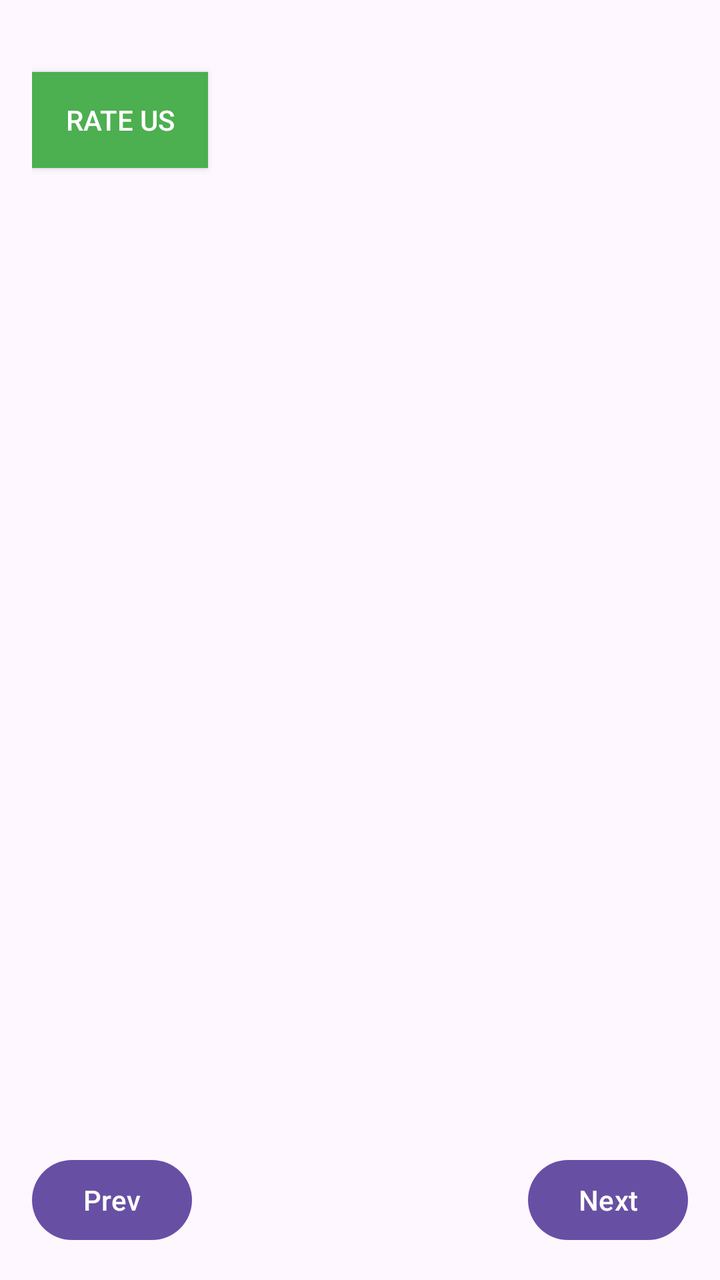
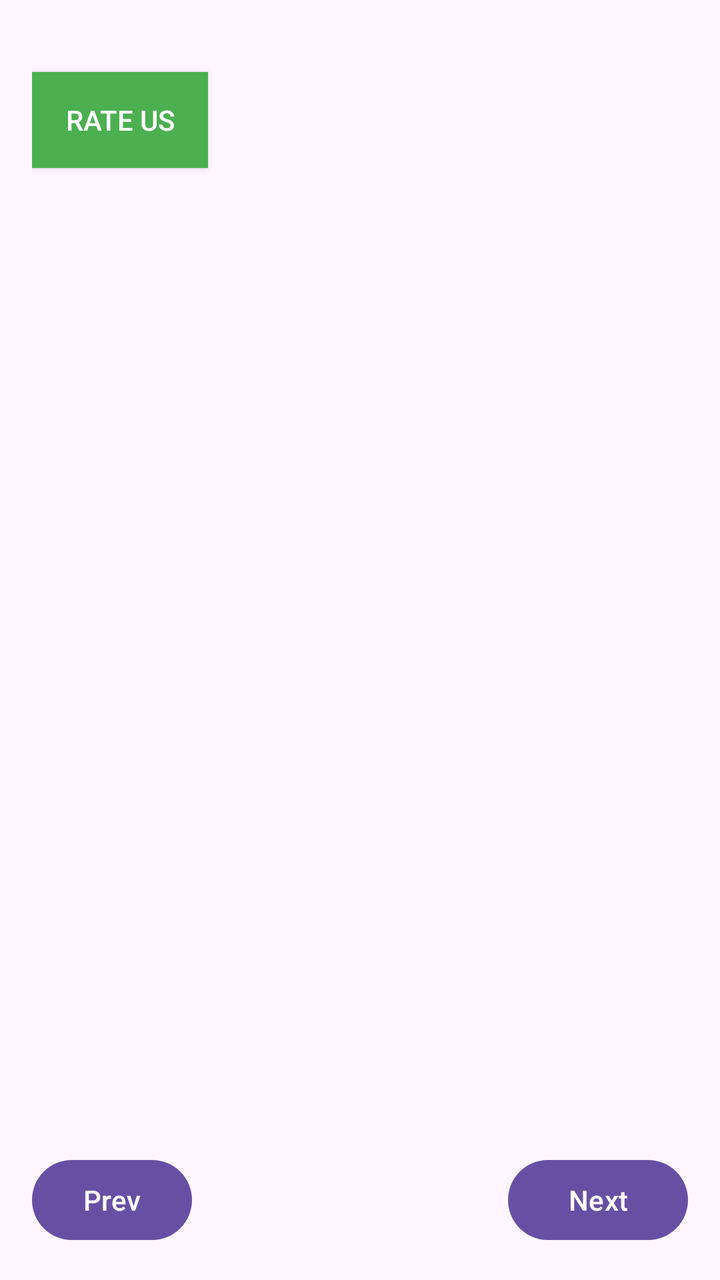

Compare the two renders of this Android layout. The source of the first and the diff that turns it into the second are given below.
<!-- AndroidManifest.xml: application theme Theme.BasaKhuji -->
<!-- res/layout/activity_rating.xml -->
<LinearLayout xmlns:android="http://schemas.android.com/apk/res/android"
    android:layout_width="match_parent"
    android:layout_height="match_parent"
    android:orientation="vertical"
    android:padding="16dp">

    <androidx.appcompat.widget.AppCompatButton
        android:id="@+id/ratingButton"
        android:layout_width="wrap_content"
        android:layout_height="wrap_content"
        android:layout_marginTop="20dp"
        android:background="#4CAF50"
        android:text="Rate us"
        android:textColor="@color/white" />

    <ScrollView
        android:id="@+id/scroll"
        android:layout_width="match_parent"
        android:layout_height="0dp"
        android:layout_marginTop="24dp"
        android:layout_marginBottom="14dp"
        android:layout_weight="1">

        <LinearLayout
            android:id="@+id/commentsLayout"
            android:layout_width="match_parent"
            android:layout_height="wrap_content"
            android:orientation="vertical" />

    </ScrollView>

    <LinearLayout
        android:id="@+id/ll"
        android:layout_width="match_parent"
        android:layout_height="wrap_content"
        android:gravity="center"
        android:orientation="horizontal">

        <Button
            android:id="@+id/prevButton"
            android:layout_width="80dp"
            android:layout_height="wrap_content"
            android:layout_marginEnd="8dp"
            android:text="Prev" />

        <HorizontalScrollView
            android:id="@+id/horizontalScrollView"
            android:layout_width="0dp"
            android:layout_height="wrap_content"
            android:layout_weight="1">

            <LinearLayout
                android:id="@+id/pageLayout"
                android:layout_width="wrap_content"
                android:layout_height="wrap_content"
                android:orientation="horizontal"
                android:gravity="center"
                android:layout_marginTop="16dp"
                android:layout_marginBottom="16dp" />

        </HorizontalScrollView>

        <Button
            android:id="@+id/nextButton"
            android:layout_width="80dp"
            android:layout_height="wrap_content"
            android:layout_marginStart="8dp"
            android:text="Next" />

    </LinearLayout>


</LinearLayout>
<!-- resources referenced by this layout -->
<resources>
  <color name="white">#FFFFFFFF</color>
  <style name="Theme.BasaKhuji" parent="Base.Theme.BasaKhuji" />
  <style name="Base.Theme.BasaKhuji" parent="Theme.Material3.DayNight.NoActionBar">
          
          
      </style>
</resources>

<!-- the commit's change to res/layout/activity_rating.xml (unified diff, before → after) -->
@@ -62,7 +62,7 @@
 
         <Button
             android:id="@+id/nextButton"
-            android:layout_width="80dp"
+            android:layout_width="90dp"
             android:layout_height="wrap_content"
             android:layout_marginStart="8dp"
             android:text="Next" />
